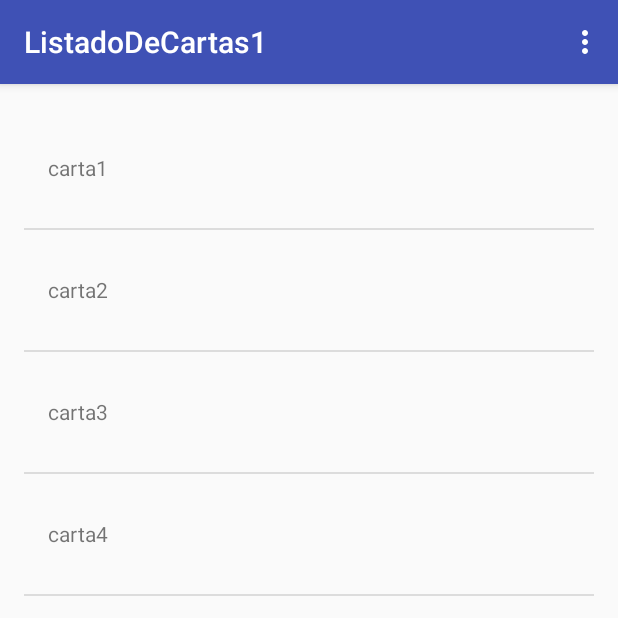
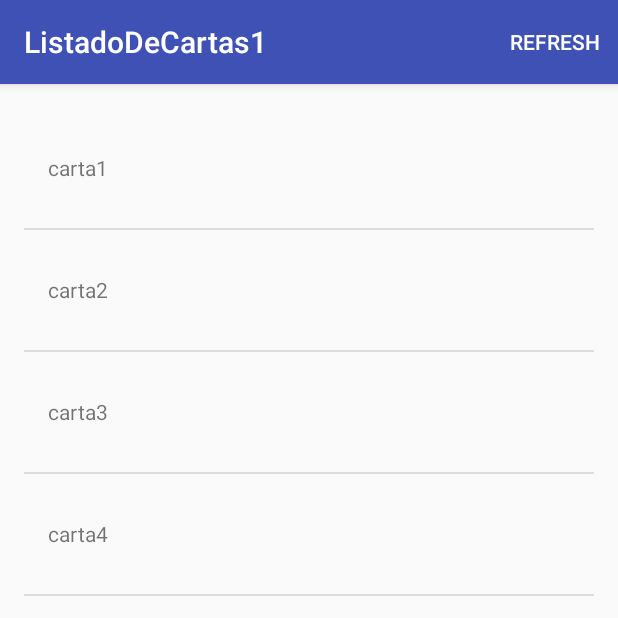
Before and after one commit to KarimArafeh/ListadoDeCartas1, an Android app: the screen it shows after launch (MainActivity), on a phone screen of 412 x 824 dp, the top half of it. Run offline under Robolectric (Android 15) with nearby library versions, the phone set to English and light mode, and no system bars.

Commit message:
Reconfigurar : se ve que los dos ficheros (lv_cartas_row.xml  ,  menu_main.xml) no se han subido bien al guthub

```diff
--- a/app/src/main/res/menu/menu_main.xml
+++ b/app/src/main/res/menu/menu_main.xml
@@ -5,6 +5,6 @@
     <item
         android:orderInCategory="100"
         android:title="Refresh"
-        app:showAsAction="never"
+        app:showAsAction="always"
         android:id="@+id/action_refresh" />
 </menu>
```
Also changed, not shown: app/src/main/res/layout/lv_cartas_row.xml (line endings or trailing spaces).
